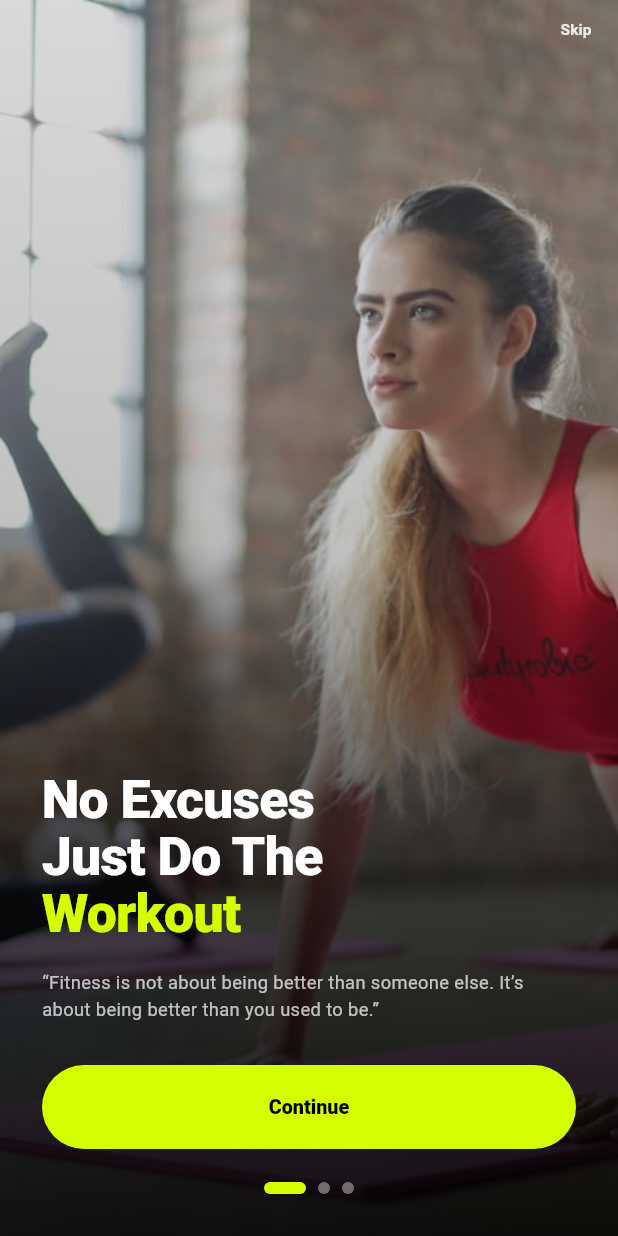
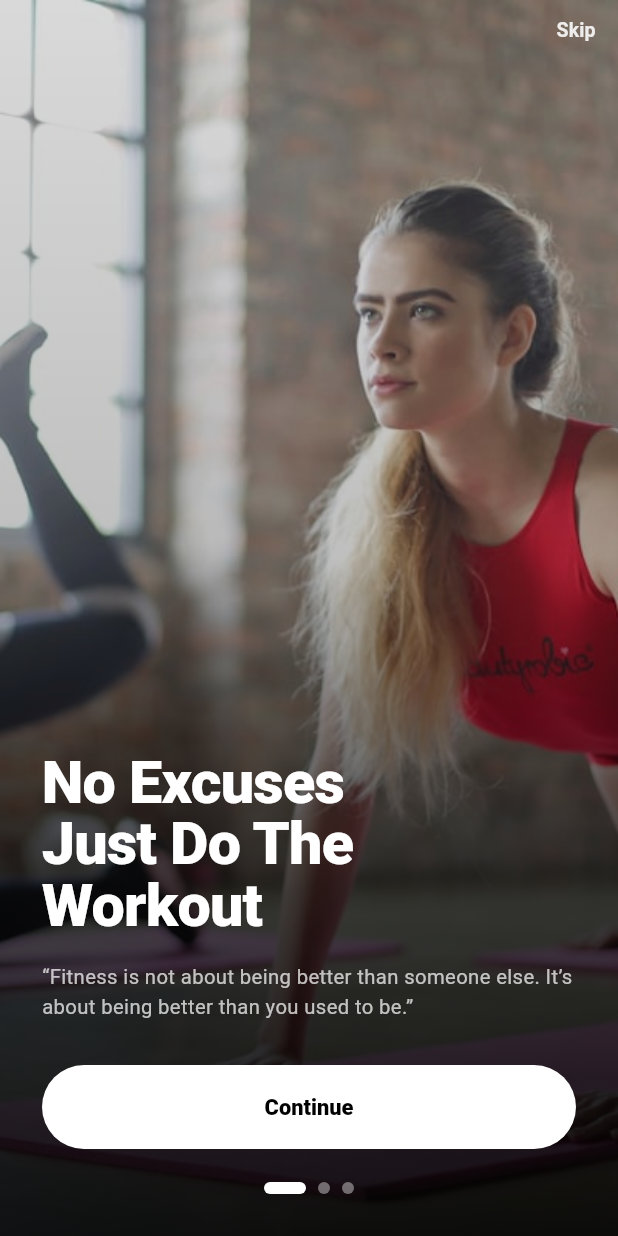
Before and after one commit to rohansoftprodify-cmd/GymMemberApp, a Flutter app: the screen it shows after launch, on a phone screen of 412 x 824 dp. Run offline on Flutter 3.47's test engine with Material 3 defaults, Android fonts, the phone set to English and light mode, and no system bars; our stand-ins replace app_links, flutter_riverpod, geolocator, go_router, shared_preferences, supabase_flutter; missing offline and left inert: mobile_scanner; accounts and stored records are empty; statements that could not run were skipped.

Commit message:
Bug Fixes and UI enhancement.

```diff
--- a/lib/src/app.dart
+++ b/lib/src/app.dart
@@ -25,7 +25,7 @@ class GymMemberApp extends ConsumerWidget {
 
         return MediaQuery(
           data: mediaQuery.copyWith(
-            textScaler: TextScaler.linear(systemScale * 0.94),
+            textScaler: TextScaler.linear(systemScale * 1.04),
           ),
           child: DeepLinkListener(
             child: SingleSessionGuard(child: child ?? const SizedBox.shrink()),
--- a/lib/src/core/theme/app_theme.dart
+++ b/lib/src/core/theme/app_theme.dart
@@ -2,93 +2,102 @@ import 'package:flutter/material.dart';
 import 'package:flutter/services.dart';
 import 'package:gym_member_app/src/core/theme/app_theme_extensions.dart';
 
-/// Wellness Hex brand + dashboard semantic accents.
+/// Monochrome white/black theme — light mode is white surfaces with black text;
+/// dark mode inverts to black surfaces with white text.
 class AppTheme {
-  static const Color wellnessBackground = Color(0xFFF8F9FA);
-  static const Color wellnessSurface = Color(0xFFFFFFFF);
-  static const Color wellnessPrimary = Color(0xFF20B2AA);
-  static const Color wellnessOnPrimary = Color(0xFFFFFFFF);
-  static const Color wellnessOnSurface = Color(0xFF0A2540);
+  static const Color lightBackground = Color(0xFFFFFFFF);
+  static const Color lightSurface = Color(0xFFFFFFFF);
+  static const Color lightPrimary = Color(0xFF000000);
+  static const Color lightOnPrimary = Color(0xFFFFFFFF);
+  static const Color lightOnSurface = Color(0xFF000000);
 
   static const Color darkBackground = Color(0xFF000000);
-  static const Color darkSurface = Color(0xFF1E1E1E);
+  static const Color darkSurface = Color(0xFF111111);
+  static const Color darkPrimary = Color(0xFFFFFFFF);
+  static const Color darkOnPrimary = Color(0xFF000000);
   static const Color darkOnSurface = Color(0xFFFFFFFF);
 
-  static const Color _wellnessPrimaryDark = Color(0xFF178F89);
-  static const Color _wellnessOnSurfaceMuted = Color(0xFF4A6072);
-  static const Color _darkOnSurfaceMuted = Color(0xFF9AA8B5);
+  /// Legacy alias used by a few widgets.
+  static const Color wellnessPrimary = lightPrimary;
+  static const Color wellnessOnPrimary = lightOnPrimary;
+  static const Color wellnessOnSurface = lightOnSurface;
+  static const Color wellnessBackground = lightBackground;
+  static const Color wellnessSurface = lightSurface;
 
-  static ColorScheme get _wellnessLightScheme => const ColorScheme(
+  static const Color _lightMuted = Color(0xFF666666);
+  static const Color _darkMuted = Color(0xFFA3A3A3);
+
+  static ColorScheme get _lightScheme => const ColorScheme(
         brightness: Brightness.light,
-        primary: wellnessPrimary,
-        onPrimary: wellnessOnPrimary,
-        primaryContainer: Color(0xFFB2EBE8),
-        onPrimaryContainer: wellnessOnSurface,
-        secondary: _wellnessPrimaryDark,
-        onSecondary: wellnessOnPrimary,
-        secondaryContainer: Color(0xFFE0F5F4),
-        onSecondaryContainer: wellnessOnSurface,
-        tertiary: wellnessOnSurface,
-        onTertiary: wellnessOnPrimary,
-        tertiaryContainer: Color(0xFFE8EEF3),
-        onTertiaryContainer: wellnessOnSurface,
-        error: Color(0xFFC62828),
-        onError: wellnessOnPrimary,
-        surface: wellnessBackground,
-        onSurface: wellnessOnSurface,
-        onSurfaceVariant: _wellnessOnSurfaceMuted,
-        outline: Color(0xFFB0BEC5),
-        outlineVariant: Color(0xFFDDE3E8),
+        primary: lightPrimary,
+        onPrimary: lightOnPrimary,
+        primaryContainer: Color(0xFFF0F0F0),
+        onPrimaryContainer: lightOnSurface,
+        secondary: Color(0xFF333333),
+        onSecondary: lightOnPrimary,
+        secondaryContainer: Color(0xFFE8E8E8),
+        onSecondaryContainer: lightOnSurface,
+        tertiary: lightOnSurface,
+        onTertiary: lightOnPrimary,
+        tertiaryContainer: Color(0xFFF5F5F5),
+        onTertiaryContainer: lightOnSurface,
+        error: Color(0xFFB00020),
+        onError: lightOnPrimary,
+        surface: lightBackground,
+        onSurface: lightOnSurface,
+        onSurfaceVariant: _lightMuted,
+        outline: Color(0xFFD4D4D4),
+        outlineVariant: Color(0xFFE8E8E8),
         shadow: Color(0xFF000000),
         scrim: Color(0xFF000000),
-        inverseSurface: wellnessOnSurface,
-        onInverseSurface: wellnessSurface,
-        inversePrimary: Color(0xFF7AD9D2),
-        surfaceTint: wellnessPrimary,
-        surfaceContainerHighest: Color(0xFFEEF1F3),
+        inverseSurface: lightOnSurface,
+        onInverseSurface: lightSurface,
+        inversePrimary: darkPrimary,
+        surfaceTint: lightPrimary,
+        surfaceContainerHighest: Color(0xFFF5F5F5),
       );
 
-  static ColorScheme get _wellnessDarkScheme => const ColorScheme(
+  static ColorScheme get _darkScheme => const ColorScheme(
         brightness: Brightness.dark,
-        primary: wellnessPrimary,
-        onPrimary: wellnessOnPrimary,
-        primaryContainer: Color(0xFF0D4A47),
-        onPrimaryContainer: Color(0xFFB2EBE8),
-        secondary: Color(0xFF7AD9D2),
-        onSecondary: Color(0xFF000000),
-        secondaryContainer: Color(0xFF252525),
+        primary: darkPrimary,
+        onPrimary: darkOnPrimary,
+        primaryContainer: Color(0xFF1A1A1A),
+        onPrimaryContainer: darkOnSurface,
+        secondary: Color(0xFFCCCCCC),
+        onSecondary: darkOnPrimary,
+        secondaryContainer: Color(0xFF1E1E1E),
         onSecondaryContainer: darkOnSurface,
-        tertiary: Color(0xFF7AD9D2),
-        onTertiary: Color(0xFF000000),
-        tertiaryContainer: Color(0xFF2A2A2A),
+        tertiary: darkOnSurface,
+        onTertiary: darkOnPrimary,
+        tertiaryContainer: Color(0xFF1A1A1A),
         onTertiaryContainer: darkOnSurface,
-        error: Color(0xFFFF6B5B),
-        onError: Color(0xFF000000),
+        error: Color(0xFFFF6B6B),
+        onError: darkOnPrimary,
         surface: darkBackground,
         onSurface: darkOnSurface,
-        onSurfaceVariant: _darkOnSurfaceMuted,
+        onSurfaceVariant: _darkMuted,
         outline: Color(0xFF3A3A3A),
-        outlineVariant: Color(0xFF2E2E2E),
+        outlineVariant: Color(0xFF2A2A2A),
         shadow: Color(0xFF000000),
         scrim: Color(0xFF000000),
         inverseSurface: darkOnSurface,
         onInverseSurface: darkBackground,
-        inversePrimary: wellnessPrimary,
-        surfaceTint: wellnessPrimary,
+        inversePrimary: lightPrimary,
+        surfaceTint: darkPrimary,
         surfaceContainerHighest: darkSurface,
       );
 
   static ThemeData get light => _buildTheme(
-        _wellnessLightScheme,
-        scaffoldColor: wellnessBackground,
-        appBarColor: wellnessSurface,
-        cardColor: wellnessSurface,
-        navBarColor: wellnessSurface,
+        _lightScheme,
+        scaffoldColor: lightBackground,
+        appBarColor: lightSurface,
+        cardColor: lightSurface,
+        navBarColor: lightSurface,
         semantics: AppSemanticColors.light,
       );
 
   static ThemeData get dark => _buildTheme(
-        _wellnessDarkScheme,
+        _darkScheme,
         scaffoldColor: darkBackground,
         appBarColor: darkBackground,
         cardColor: darkSurface,
@@ -123,7 +132,7 @@ class AppTheme {
         surfaceTintColor: Colors.transparent,
         systemOverlayStyle: isDark ? SystemUiOverlayStyle.light : SystemUiOverlayStyle.dark,
         titleTextStyle: TextStyle(
-          fontSize: 16,
+          fontSize: 18,
           fontWeight: FontWeight.w800,
           color: scheme.onSurface,
           letterSpacing: 0.2,
@@ -138,8 +147,8 @@ class AppTheme {
           borderRadius: BorderRadius.circular(16),
           side: BorderSide(
             color: isDark
-                ? scheme.outlineVariant.withValues(alpha: 0.35)
-                : scheme.outlineVariant.withValues(alpha: 0.6),
+                ? scheme.outlineVariant.withValues(alpha: 0.5)
+                : scheme.outline.withValues(alpha: 0.85),
           ),
         ),
       ),
@@ -149,7 +158,7 @@ class AppTheme {
           textStyle: const TextStyle(
             fontWeight: FontWeight.w800,
             letterSpacing: 0.2,
-            fontSize: 12,
+            fontSize: 13,
           ),
           shape: RoundedRectangleBorder(borderRadius: BorderRadius.circular(12)),
         ),
@@ -160,7 +169,7 @@ class AppTheme {
           side: BorderSide(color: scheme.primary, width: 1.2),
           foregroundColor: scheme.primary,
           shape: RoundedRectangleBorder(borderRadius: BorderRadius.circular(12)),
-          textStyle: const TextStyle(fontWeight: FontWeight.w700, fontSize: 11),
+          textStyle: const TextStyle(fontWeight: FontWeight.w700, fontSize: 12),
         ),
       ),
       floatingActionButtonTheme: FloatingActionButtonThemeData(
@@ -173,7 +182,7 @@ class AppTheme {
         filled: true,
         fillColor: isDark
             ? semantics.cardBackground
-            : scheme.surfaceContainerHighest.withValues(alpha: 0.5),
+            : scheme.surfaceContainerHighest.withValues(alpha: 0.6),
         isDense: true,
         contentPadding: const EdgeInsets.symmetric(horizontal: 12, vertical: 10),
         border: OutlineInputBorder(
@@ -191,12 +200,12 @@ class AppTheme {
       ),
       navigationBarTheme: NavigationBarThemeData(
         backgroundColor: navBarColor,
-        indicatorColor: scheme.primary.withValues(alpha: isDark ? 0.22 : 0.14),
+        indicatorColor: scheme.primary.withValues(alpha: isDark ? 0.18 : 0.1),
         height: 60,
         labelTextStyle: WidgetStateProperty.resolveWith((states) {
           final selected = states.contains(WidgetState.selected);
           return TextStyle(
-            fontSize: 10,
+            fontSize: 11,
             fontWeight: selected ? FontWeight.w700 : FontWeight.w500,
             letterSpacing: 0.2,
             color: selected ? scheme.primary : scheme.onSurfaceVariant,
@@ -206,7 +215,7 @@ class AppTheme {
           final selected = states.contains(WidgetState.selected);
           return IconThemeData(
             color: selected ? scheme.primary : scheme.onSurfaceVariant,
-            size: 20,
+            size: 22,
           );
         }),
       ),
@@ -244,9 +253,9 @@ class AppTheme {
       ),
       snackBarTheme: SnackBarThemeData(
         behavior: SnackBarBehavior.floating,
-        backgroundColor: isDark ? semantics.cardBackground : wellnessOnSurface,
+        backgroundColor: isDark ? darkPrimary : lightPrimary,
         contentTextStyle: TextStyle(
-          color: isDark ? scheme.onSurface : wellnessOnPrimary,
+          color: isDark ? darkOnPrimary : lightOnPrimary,
         ),
         shape: RoundedRectangleBorder(borderRadius: BorderRadius.circular(12)),
       ),
@@ -254,10 +263,10 @@ class AppTheme {
       chipTheme: ChipThemeData(
         backgroundColor: isDark
             ? scheme.surfaceContainerHighest
-            : scheme.surfaceContainerHighest.withValues(alpha: 0.6),
-        selectedColor: scheme.primary.withValues(alpha: isDark ? 0.22 : 0.14),
-        labelStyle: TextStyle(color: scheme.onSurface, fontSize: 11),
-        secondaryLabelStyle: TextStyle(color: scheme.onSurfaceVariant, fontSize: 11),
+            : scheme.surfaceContainerHighest.withValues(alpha: 0.8),
+        selectedColor: scheme.primary.withValues(alpha: isDark ? 0.2 : 0.12),
+        labelStyle: TextStyle(color: scheme.onSurface, fontSize: 12),
+        secondaryLabelStyle: TextStyle(color: scheme.onSurfaceVariant, fontSize: 12),
         side: BorderSide(color: scheme.outlineVariant.withValues(alpha: 0.5)),
         shape: RoundedRectangleBorder(borderRadius: BorderRadius.circular(10)),
       ),
@@ -284,45 +293,45 @@ class AppTheme {
 
   static TextTheme _textTheme(TextTheme base, ColorScheme scheme) {
     return base.copyWith(
-      headlineLarge: base.headlineLarge?.copyWith(fontSize: 22, color: scheme.onSurface),
+      headlineLarge: base.headlineLarge?.copyWith(fontSize: 28, color: scheme.onSurface),
       headlineMedium: base.headlineMedium?.copyWith(
         fontWeight: FontWeight.w800,
         letterSpacing: 0.2,
-        fontSize: 20,
+        fontSize: 24,
         color: scheme.onSurface,
       ),
       titleLarge: base.titleLarge?.copyWith(
         fontWeight: FontWeight.w800,
-        fontSize: 16,
+        fontSize: 18,
         color: scheme.onSurface,
       ),
       titleMedium: base.titleMedium?.copyWith(
         fontWeight: FontWeight.w700,
-        fontSize: 13,
+        fontSize: 15,
         color: scheme.onSurface,
       ),
       titleSmall: base.titleSmall?.copyWith(
         fontWeight: FontWeight.w800,
-        fontSize: 12,
+        fontSize: 14,
         color: scheme.onSurface,
       ),
       bodyLarge: base.bodyLarge?.copyWith(
         height: 1.35,
-        fontSize: 13,
+        fontSize: 14,
         color: scheme.onSurface,
       ),
-      bodyMedium: base.bodyMedium?.copyWith(fontSize: 12, color: scheme.onSurface),
+      bodyMedium: base.bodyMedium?.copyWith(fontSize: 13, color: scheme.onSurface),
       bodySmall: base.bodySmall?.copyWith(
-        fontSize: 10,
+        fontSize: 11.5,
         color: scheme.onSurfaceVariant,
       ),
-      labelLarge: base.labelLarge?.copyWith(fontSize: 11, color: scheme.onSurface),
+      labelLarge: base.labelLarge?.copyWith(fontSize: 12.5, color: scheme.onSurface),
       labelMedium: base.labelMedium?.copyWith(
-        fontSize: 10,
+        fontSize: 11.5,
         color: scheme.onSurfaceVariant,
       ),
       labelSmall: base.labelSmall?.copyWith(
-        fontSize: 9,
+        fontSize: 10,
         color: scheme.onSurfaceVariant,
       ),
     );
--- a/lib/src/core/theme/app_theme_extensions.dart
+++ b/lib/src/core/theme/app_theme_extensions.dart
@@ -11,25 +11,27 @@ class AppSemanticColors extends ThemeExtension<AppSemanticColors> {
   });
 
   final Color cardBackground;
+  /// Primary highlight — black in light mode, white in dark mode.
   final Color accentLime;
+  /// Destructive / error emphasis.
   final Color accentCoral;
   final Color onAccentLime;
   final Color mutedText;
 
   static const light = AppSemanticColors(
     cardBackground: Color(0xFFFFFFFF),
-    accentLime: Color(0xFFD4FF00),
-    accentCoral: Color(0xFFFF6B5B),
-    onAccentLime: Color(0xFF000000),
-    mutedText: Color(0xFF4A6072),
+    accentLime: Color(0xFF000000),
+    accentCoral: Color(0xFFB00020),
+    onAccentLime: Color(0xFFFFFFFF),
+    mutedText: Color(0xFF666666),
   );
 
   static const dark = AppSemanticColors(
-    cardBackground: Color(0xFF1E1E1E),
-    accentLime: Color(0xFFC6FF00),
-    accentCoral: Color(0xFFFF6B5B),
+    cardBackground: Color(0xFF111111),
+    accentLime: Color(0xFFFFFFFF),
+    accentCoral: Color(0xFFFF6B6B),
     onAccentLime: Color(0xFF000000),
-    mutedText: Color(0xFF9AA8B5),
+    mutedText: Color(0xFFA3A3A3),
   );
 
   @override
--- a/lib/src/features/onboarding/onboarding_page.dart
+++ b/lib/src/features/onboarding/onboarding_page.dart
@@ -2,7 +2,6 @@ import 'package:flutter/material.dart';
 import 'package:flutter/services.dart';
 import 'package:go_router/go_router.dart';
 import 'package:gym_member_app/src/core/onboarding/onboarding_prefs.dart';
-import 'package:gym_member_app/src/core/theme/app_theme_extensions.dart';
 import 'package:gym_member_app/src/features/onboarding/models/onboarding_slide.dart';
 import 'package:gym_member_app/src/features/onboarding/widgets/onboarding_slide_view.dart';
 
@@ -42,7 +41,8 @@ class _OnboardingPageState extends State<OnboardingPage> {
 
   @override
   Widget build(BuildContext context) {
-    final accentColor = AppSemanticColors.light.accentLime;
+    final accentColor = Colors.white;
+    final accentOnColor = Colors.black;
 
     return AnnotatedRegion<SystemUiOverlayStyle>(
       value: SystemUiOverlayStyle.light,
@@ -59,6 +59,7 @@ class _OnboardingPageState extends State<OnboardingPage> {
               pageCount: onboardingSlides.length,
               isLastPage: i == onboardingSlides.length - 1,
               accentColor: accentColor,
+              accentOnColor: accentOnColor,
               onPrimaryAction: _next,
               onSkip: _finish,
             );
--- a/lib/src/features/onboarding/widgets/onboarding_slide_view.dart
+++ b/lib/src/features/onboarding/widgets/onboarding_slide_view.dart
@@ -10,6 +10,7 @@ class OnboardingSlideView extends StatelessWidget {
     required this.pageCount,
     required this.isLastPage,
     required this.accentColor,
+    required this.accentOnColor,
     required this.onPrimaryAction,
     required this.onSkip,
   });
@@ -19,6 +20,7 @@ class OnboardingSlideView extends StatelessWidget {
   final int pageCount;
   final bool isLastPage;
   final Color accentColor;
+  final Color accentOnColor;
   final VoidCallback onPrimaryAction;
   final VoidCallback onSkip;
 
@@ -121,7 +123,7 @@ class OnboardingSlideView extends StatelessWidget {
                         onPressed: onPrimaryAction,
                         style: FilledButton.styleFrom(
                           backgroundColor: accentColor,
-                          foregroundColor: Colors.black,
+                          foregroundColor: accentOnColor,
                           elevation: 0,
                           shape: const StadiumBorder(),
                           textStyle: const TextStyle(
--- a/lib/src/features/profile_setup/profile_setup_page.dart
+++ b/lib/src/features/profile_setup/profile_setup_page.dart
@@ -6,7 +6,6 @@ import 'package:gym_member_app/src/core/utils/height_units.dart';
 import 'package:gym_member_app/src/core/onboarding/profile_setup_prefs.dart';
 import 'package:gym_member_app/src/core/tenant/member_context_provider.dart';
 import 'package:gym_member_app/src/core/tenant/member_profile_provider.dart';
-import 'package:gym_member_app/src/core/theme/app_theme_extensions.dart';
 import 'package:gym_member_app/src/features/profile_setup/models/profile_setup_data.dart';
 import 'package:gym_member_app/src/features/profile_setup/widgets/fitness_goal_list.dart';
 import 'package:gym_member_app/src/features/profile_setup/widgets/profile_setup_scaffold.dart';
@@ -167,7 +166,7 @@ class _ProfileSetupPageState extends ConsumerState<ProfileSetupPage> {
 
   @override
   Widget build(BuildContext context) {
-    final accentColor = AppSemanticColors.light.accentCoral;
+    const accentColor = Colors.white;
 
     return PageView(
       controller: _controller,
@@ -250,7 +249,7 @@ class _ProfileSetupPageState extends ConsumerState<ProfileSetupPage> {
           stepCount: _stepCount,
           child: FitnessGoalList(
             selectedKey: _data.fitnessGoal,
-            accentColor: AppSemanticColors.light.accentLime,
+            accentColor: Colors.white,
             onSelected: (key) => setState(() => _data = _data.copyWith(fitnessGoal: key)),
           ),
           bottom: _continueButton(label: 'Complete setup'),
```
Also changed, not shown: lib/src/core/auth/account_deletion_service.dart (added, +37 -0 lines), lib/src/features/buy/checkout_page.dart (+4 -4 lines), lib/src/features/profile/member_profile_page.dart (+14 -2 lines), lib/src/features/profile/widgets/delete_account_dialog.dart (added, +167 -0 lines), lib/src/features/profile/widgets/delete_account_tile.dart (added, +62 -0 lines), lib/src/features/splash/splash_page.dart (+5 -12 lines), 5 other files.
